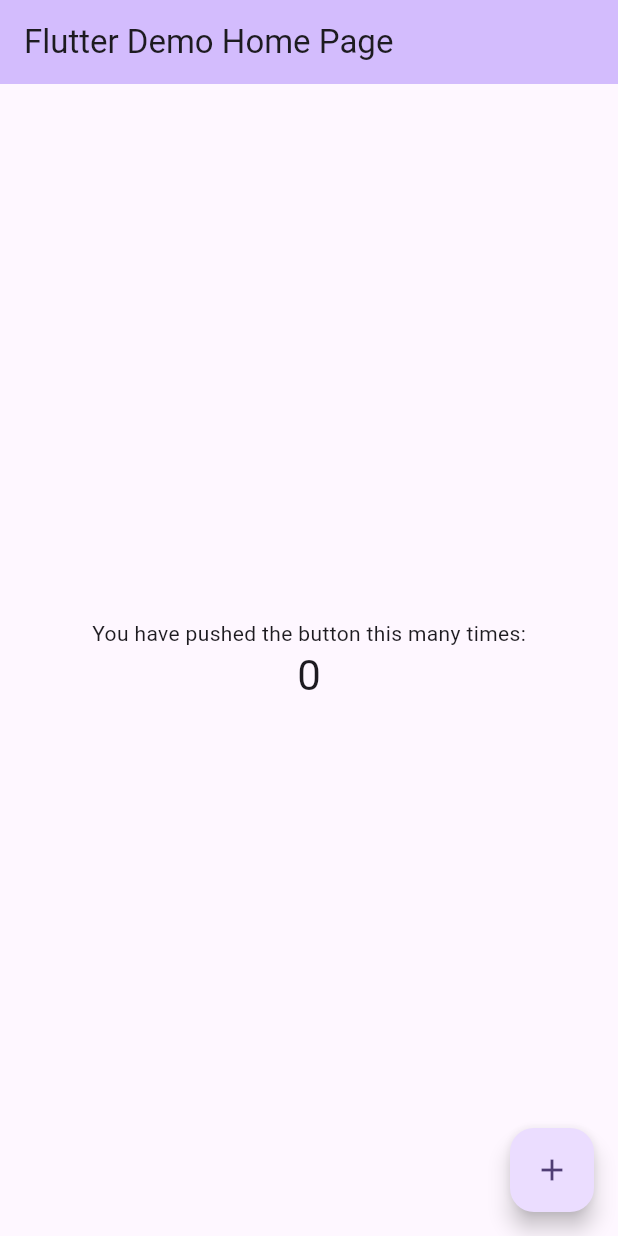
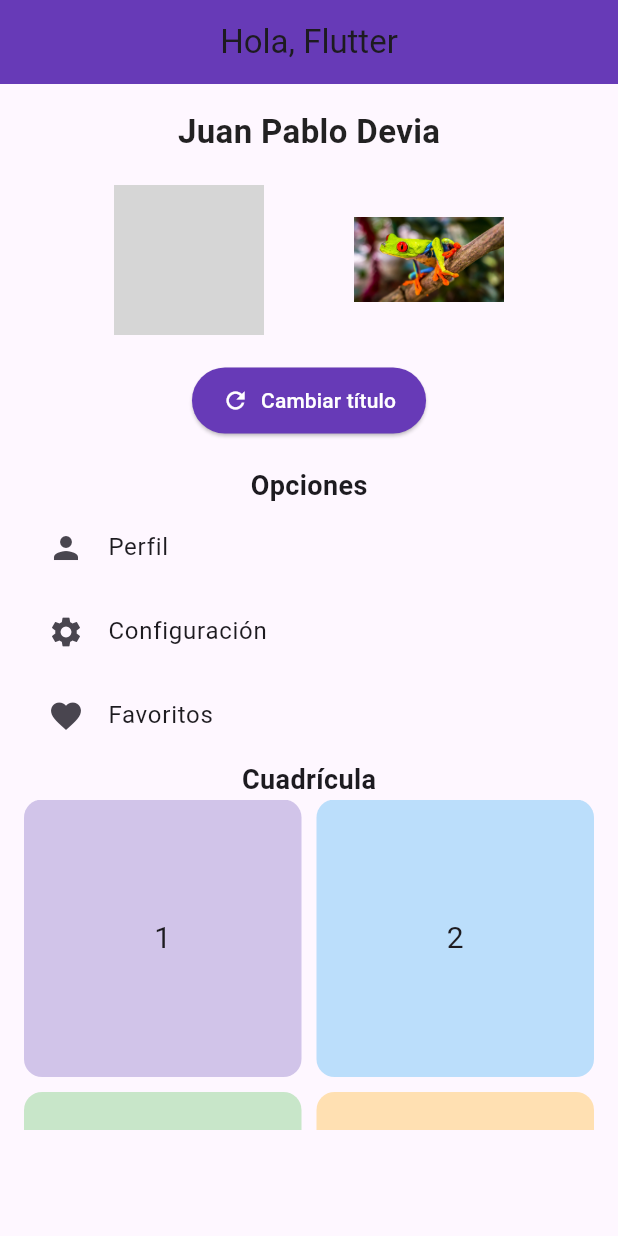
Before and after one commit to juanpablo-devia/Moviles_2026_1, a Flutter app: the screen it shows after launch, on a phone screen of 412 x 824 dp. Run offline on Flutter 3.47's test engine with Material 3 defaults, Android fonts, the phone set to English and light mode, and no system bars; network calls fail; grey boxes are pictures that could not be loaded.

Commit message:
Taller 1 completo: StatefulWidget, imágenes, ListView y GridView

```diff
--- a/taller1_flutter/lib/main.dart
+++ b/taller1_flutter/lib/main.dart
@@ -7,115 +7,185 @@ void main() {
 class MyApp extends StatelessWidget {
   const MyApp({super.key});
 
-  // This widget is the root of your application.
   @override
   Widget build(BuildContext context) {
-    return MaterialApp(
-      title: 'Flutter Demo',
-      theme: ThemeData(
-        // This is the theme of your application.
-        //
-        // TRY THIS: Try running your application with "flutter run". You'll see
-        // the application has a purple toolbar. Then, without quitting the app,
-        // try changing the seedColor in the colorScheme below to Colors.green
-        // and then invoke "hot reload" (save your changes or press the "hot
-        // reload" button in a Flutter-supported IDE, or press "r" if you used
-        // the command line to start the app).
-        //
-        // Notice that the counter didn't reset back to zero; the application
-        // state is not lost during the reload. To reset the state, use hot
-        // restart instead.
-        //
-        // This works for code too, not just values: Most code changes can be
-        // tested with just a hot reload.
-        colorScheme: .fromSeed(seedColor: Colors.deepPurple),
-      ),
-      home: const MyHomePage(title: 'Flutter Demo Home Page'),
+    return const MaterialApp(
+      home: HomePage(),
     );
   }
 }
 
-class MyHomePage extends StatefulWidget {
-  const MyHomePage({super.key, required this.title});
-
-  // This widget is the home page of your application. It is stateful, meaning
-  // that it has a State object (defined below) that contains fields that affect
-  // how it looks.
-
-  // This class is the configuration for the state. It holds the values (in this
-  // case the title) provided by the parent (in this case the App widget) and
-  // used by the build method of the State. Fields in a Widget subclass are
-  // always marked "final".
-
-  final String title;
+class HomePage extends StatefulWidget {
+  const HomePage({super.key});
 
   @override
-  State<MyHomePage> createState() => _MyHomePageState();
+  State<HomePage> createState() => _HomePageState();
 }
 
-class _MyHomePageState extends State<MyHomePage> {
-  int _counter = 0;
+class _HomePageState extends State<HomePage> {
 
-  void _incrementCounter() {
+  String titulo = "Hola, Flutter";
+
+  void cambiarTitulo() {
     setState(() {
-      // This call to setState tells the Flutter framework that something has
-      // changed in this State, which causes it to rerun the build method below
-      // so that the display can reflect the updated values. If we changed
-      // _counter without calling setState(), then the build method would not be
-      // called again, and so nothing would appear to happen.
-      _counter++;
+      if (titulo == "Hola, Flutter") {
+        titulo = "¡Título cambiado!";
+      } else {
+        titulo = "Hola, Flutter";
+      }
     });
+
+    ScaffoldMessenger.of(context).showSnackBar(
+      const SnackBar(content: Text("Título actualizado")),
+    );
   }
 
   @override
   Widget build(BuildContext context) {
-    // This method is rerun every time setState is called, for instance as done
-    // by the _incrementCounter method above.
-    //
-    // The Flutter framework has been optimized to make rerunning build methods
-    // fast, so that you can just rebuild anything that needs updating rather
-    // than having to individually change instances of widgets.
     return Scaffold(
       appBar: AppBar(
-        // TRY THIS: Try changing the color here to a specific color (to
-        // Colors.amber, perhaps?) and trigger a hot reload to see the AppBar
-        // change color while the other colors stay the same.
-        backgroundColor: Theme.of(context).colorScheme.inversePrimary,
-        // Here we take the value from the MyHomePage object that was created by
-        // the App.build method, and use it to set our appbar title.
-        title: Text(widget.title),
+        title: Text(titulo),
+        centerTitle: true,
+        backgroundColor: Colors.deepPurple,
       ),
-      body: Center(
-        // Center is a layout widget. It takes a single child and positions it
-        // in the middle of the parent.
-        child: Column(
-          // Column is also a layout widget. It takes a list of children and
-          // arranges them vertically. By default, it sizes itself to fit its
-          // children horizontally, and tries to be as tall as its parent.
-          //
-          // Column has various properties to control how it sizes itself and
-          // how it positions its children. Here we use mainAxisAlignment to
-          // center the children vertically; the main axis here is the vertical
-          // axis because Columns are vertical (the cross axis would be
-          // horizontal).
-          //
-          // TRY THIS: Invoke "debug painting" (choose the "Toggle Debug Paint"
-          // action in the IDE, or press "p" in the console), to see the
-          // wireframe for each widget.
-          mainAxisAlignment: .center,
-          children: [
-            const Text('You have pushed the button this many times:'),
-            Text(
-              '$_counter',
-              style: Theme.of(context).textTheme.headlineMedium,
+
+      body: SingleChildScrollView(
+        child: Center(
+          child: Padding(
+            padding: const EdgeInsets.all(16),
+            child: Column(
+              mainAxisAlignment: MainAxisAlignment.center,
+              children: [
+
+                // 🔹 NOMBRE
+                const Text(
+                  "Juan Pablo Devia",
+                  style: TextStyle(
+                    fontSize: 22,
+                    fontWeight: FontWeight.bold,
+                    color: Colors.black87,
+                  ),
+                ),
+
+                const SizedBox(height: 20),
+
+                // 🔹 IMÁGENES
+                Row(
+                  mainAxisAlignment: MainAxisAlignment.spaceEvenly,
+                  children: [
+                    Image.network(
+                      'https://upload.wikimedia.org/wikipedia/commons/1/17/Google-flutter-logo.png',
+                      width: 100,
+                      height: 100,
+                    ),
+                    Image.asset(
+                      'assets/images/rana.jpg',
+                      width: 100,
+                      height: 100,
+                    ),
+                  ],
+                ),
+
+                const SizedBox(height: 20),
+
+                // 🔹 BOTÓN
+                ElevatedButton.icon(
+                  onPressed: cambiarTitulo,
+                  icon: const Icon(Icons.refresh),
+                  label: const Text("Cambiar título"),
+                  style: ElevatedButton.styleFrom(
+                    backgroundColor: Colors.deepPurple,
+                    foregroundColor: Colors.white,
+                    padding: const EdgeInsets.symmetric(horizontal: 20, vertical: 12),
+                  ),
+                ),
+
+                const SizedBox(height: 20),
+
+                // 🔹 LISTVIEW
+                const Text(
+                  "Opciones",
+                  style: TextStyle(fontSize: 18, fontWeight: FontWeight.bold),
+                ),
+
+                SizedBox(
+                  height: 150,
+                  child: ListView(
+                    children: const [
+                      ListTile(
+                        leading: Icon(Icons.person),
+                        title: Text("Perfil"),
+                      ),
+                      ListTile(
+                        leading: Icon(Icons.settings),
+                        title: Text("Configuración"),
+                      ),
+                      ListTile(
+                        leading: Icon(Icons.favorite),
+                        title: Text("Favoritos"),
+                      ),
+                    ],
+                  ),
+                ),
+
+                const SizedBox(height: 20),
+
+                // 🔹 GRIDVIEW
+                const Text(
+                  "Cuadrícula",
+                  style: TextStyle(fontSize: 18, fontWeight: FontWeight.bold),
+                ),
+
+                SizedBox(
+                  height: 220,
+                  child: GridView.count(
+                    crossAxisCount: 2,
+                    crossAxisSpacing: 10,
+                    mainAxisSpacing: 10,
+                    children: [
+                      Container(
+                        decoration: BoxDecoration(
+                          color: Colors.deepPurple[100],
+                          borderRadius: BorderRadius.circular(12),
+                        ),
+                        child: const Center(
+                          child: Text("1", style: TextStyle(fontSize: 20)),
+                        ),
+                      ),
+                      Container(
+                        decoration: BoxDecoration(
+                          color: Colors.blue[100],
+                          borderRadius: BorderRadius.circular(12),
+                        ),
+                        child: const Center(
+                          child: Text("2", style: TextStyle(fontSize: 20)),
+                        ),
+                      ),
+                      Container(
+                        decoration: BoxDecoration(
+                          color: Colors.green[100],
+                          borderRadius: BorderRadius.circular(12),
+                        ),
+                        child: const Center(
+                          child: Text("3", style: TextStyle(fontSize: 20)),
+                        ),
+                      ),
+                      Container(
+                        decoration: BoxDecoration(
+                          color: Colors.orange[100],
+                          borderRadius: BorderRadius.circular(12),
+                        ),
+                        child: const Center(
+                          child: Text("4", style: TextStyle(fontSize: 20)),
+                        ),
+                      ),
+                    ],
+                  ),
+                ),
+              ],
             ),
-          ],
+          ),
         ),
-      ),
-      floatingActionButton: FloatingActionButton(
-        onPressed: _incrementCounter,
-        tooltip: 'Increment',
-        child: const Icon(Icons.add),
       ),
     );
   }
--- a/taller1_flutter/pubspec.yaml
+++ b/taller1_flutter/pubspec.yaml
@@ -57,6 +57,10 @@ flutter:
   # the material Icons class.
   uses-material-design: true
 
+  assets:
+    - assets/images/
+
+
   # To add assets to your application, add an assets section, like this:
   # assets:
   #   - images/a_dot_burr.jpeg
```
Also changed, not shown: taller1_flutter/assets/images/rana.jpg (added).
